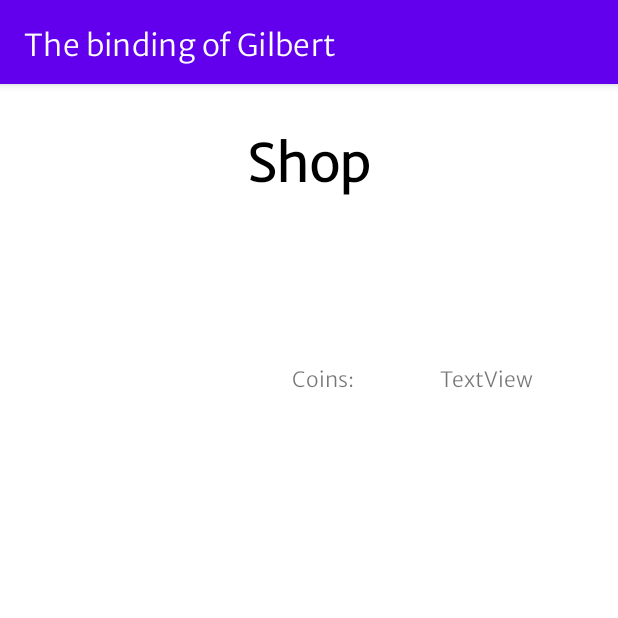
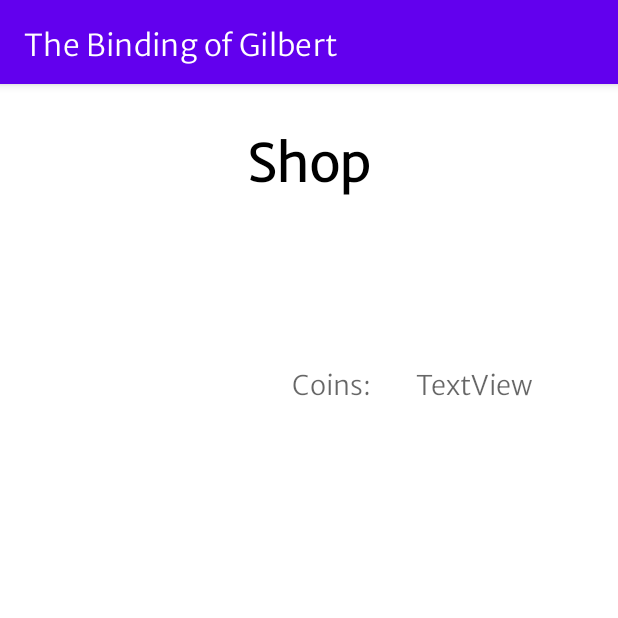
Before and after one commit to BartomeuHeer/Projecte_Frontend_Android, an Android app: the ShopActivity screen opened directly, with no data from a screen before it, on a phone screen of 412 x 824 dp, the top half of it. Run offline under Robolectric (Android 15) with nearby library versions, the light colour scheme and no system bars; 1 statement that could not run was skipped.

Commit message:
Cambios esteticos

```diff
--- a/app/src/main/res/layout/activity_profile.xml
+++ b/app/src/main/res/layout/activity_profile.xml
@@ -69,12 +69,10 @@
                 android:layout_marginTop="14dp"
                 android:textColorHint="#808080"
                 app:helperText="Username"
-                app:helperTextTextAppearance="@style/TextAppearance.AppCompat.Body2"
                 app:layout_constraintEnd_toEndOf="parent"
                 app:layout_constraintStart_toStartOf="parent"
                 app:layout_constraintTop_toBottomOf="@+id/layout_image"
-                app:layout_constraintWidth_percent="0.7"
-                app:prefixTextAppearance="@style/TextAppearance.AppCompat.Display3">
+                app:layout_constraintWidth_percent="0.7">
 
                 <TextView
                     android:id="@+id/usernameBox"
--- a/app/src/main/res/layout/activity_shop.xml
+++ b/app/src/main/res/layout/activity_shop.xml
@@ -47,17 +47,19 @@
             android:id="@+id/label_coins"
             android:layout_width="wrap_content"
             android:layout_height="wrap_content"
-            android:text="Coins:" />
+            android:text="Coins:"
+            android:textAppearance="@style/TextAppearance.AppCompat.Medium" />
 
         <Space
-            android:layout_width="57dp"
+            android:layout_width="30dp"
             android:layout_height="match_parent" />
 
         <TextView
             android:id="@+id/remainin_coins_text"
             android:layout_width="wrap_content"
             android:layout_height="wrap_content"
-            android:text="TextView" />
+            android:text="TextView"
+            android:textAppearance="@style/TextAppearance.AppCompat.Medium" />
 
     </LinearLayout>
 
--- a/app/src/main/res/layout/item_shop.xml
+++ b/app/src/main/res/layout/item_shop.xml
@@ -25,9 +25,10 @@
         android:layout_marginStart="56dp"
         android:layout_marginEnd="110dp"
         android:text="TextView"
+        android:textAppearance="@style/TextAppearance.AppCompat.Large"
         app:layout_constraintBottom_toTopOf="@+id/textView3"
         app:layout_constraintEnd_toEndOf="parent"
-        app:layout_constraintHorizontal_bias="1.0"
+        app:layout_constraintHorizontal_bias="0.085"
         app:layout_constraintStart_toEndOf="@+id/imageView_shop"
         app:layout_constraintTop_toTopOf="parent" />
 
@@ -37,6 +38,7 @@
         android:layout_height="wrap_content"
         android:layout_marginStart="59dp"
         android:text="TextView"
+        android:textAppearance="@style/TextAppearance.AppCompat.Medium"
         app:layout_constraintBottom_toTopOf="@+id/button_buy"
         app:layout_constraintEnd_toEndOf="parent"
         app:layout_constraintHorizontal_bias="0.0"
--- a/app/src/main/res/values/strings.xml
+++ b/app/src/main/res/values/strings.xml
@@ -1,5 +1,5 @@
 <resources>
-    <string name="app_name">The binding of Gilbert</string>
+    <string name="app_name">The Binding of Gilbert</string>
     <string name="copyright">Group 1</string>
     <!-- Main page -->
     <string name="title_main_page">Main Page</string>
```
Also changed, not shown: 2 other files.
